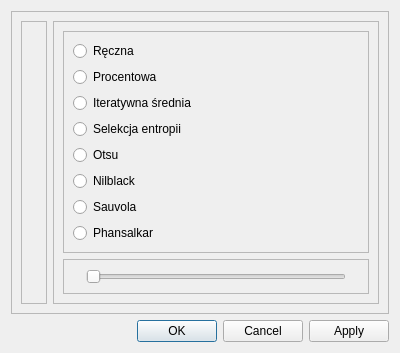
Old version of the form view/binary_dialog.ui in the repository JakubJakacki18/PythonPaint.
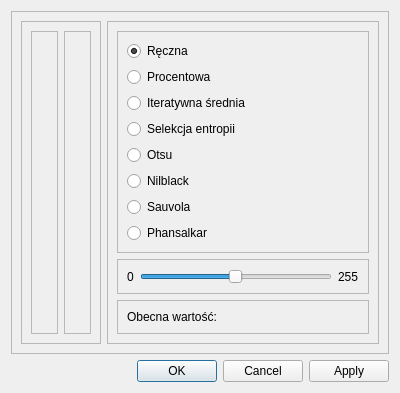
New version of the form.

Patch:
```diff
--- a/view/binary_dialog.ui
+++ b/view/binary_dialog.ui
@@ -40,6 +40,15 @@
            <property name="frameShadow">
             <enum>QFrame::Shadow::Raised</enum>
            </property>
+           <layout class="QVBoxLayout" name="verticalLayout_3">
+            <item>
+             <widget class="QLabel" name="histogramGraph">
+              <property name="text">
+               <string/>
+              </property>
+             </widget>
+            </item>
+           </layout>
           </widget>
          </item>
          <item>
@@ -50,6 +59,15 @@
            <property name="frameShadow">
             <enum>QFrame::Shadow::Raised</enum>
            </property>
+           <layout class="QVBoxLayout" name="verticalLayout_5">
+            <item>
+             <widget class="QLabel" name="originalImage">
+              <property name="text">
+               <string/>
+              </property>
+             </widget>
+            </item>
+           </layout>
           </widget>
          </item>
         </layout>
@@ -78,6 +96,9 @@
               <property name="text">
                <string>Ręczna</string>
               </property>
+              <property name="checked">
+               <bool>true</bool>
+              </property>
              </widget>
             </item>
             <item>
@@ -144,12 +165,18 @@
             <item>
              <widget class="QLabel" name="minValueLabel">
               <property name="text">
-               <string/>
+               <string>0</string>
               </property>
              </widget>
             </item>
             <item>
              <widget class="QSlider" name="thresholdSlider">
+              <property name="maximum">
+               <number>255</number>
+              </property>
+              <property name="value">
+               <number>127</number>
+              </property>
               <property name="orientation">
                <enum>Qt::Orientation::Horizontal</enum>
               </property>
@@ -157,6 +184,44 @@
             </item>
             <item>
              <widget class="QLabel" name="maxValueLabel">
+              <property name="text">
+               <string>255</string>
+              </property>
+             </widget>
+            </item>
+           </layout>
+          </widget>
+         </item>
+         <item>
+          <widget class="QFrame" name="currentValueFrame">
+           <property name="frameShape">
+            <enum>QFrame::Shape::StyledPanel</enum>
+           </property>
+           <property name="frameShadow">
+            <enum>QFrame::Shadow::Raised</enum>
+           </property>
+           <layout class="QHBoxLayout" name="horizontalLayout_4">
+            <item>
+             <widget class="QLabel" name="currentValueDescriptionLabel">
+              <property name="sizePolicy">
+               <sizepolicy hsizetype="Minimum" vsizetype="Preferred">
+                <horstretch>0</horstretch>
+                <verstretch>0</verstretch>
+               </sizepolicy>
+              </property>
+              <property name="text">
+               <string>Obecna wartość: </string>
+              </property>
+             </widget>
+            </item>
+            <item>
+             <widget class="QLabel" name="currentValueLabel">
+              <property name="sizePolicy">
+               <sizepolicy hsizetype="MinimumExpanding" vsizetype="Preferred">
+                <horstretch>0</horstretch>
+                <verstretch>0</verstretch>
+               </sizepolicy>
+              </property>
               <property name="text">
                <string/>
               </property>
```
Left out of the diff: 2 changed lines with no effect on the pictures.
